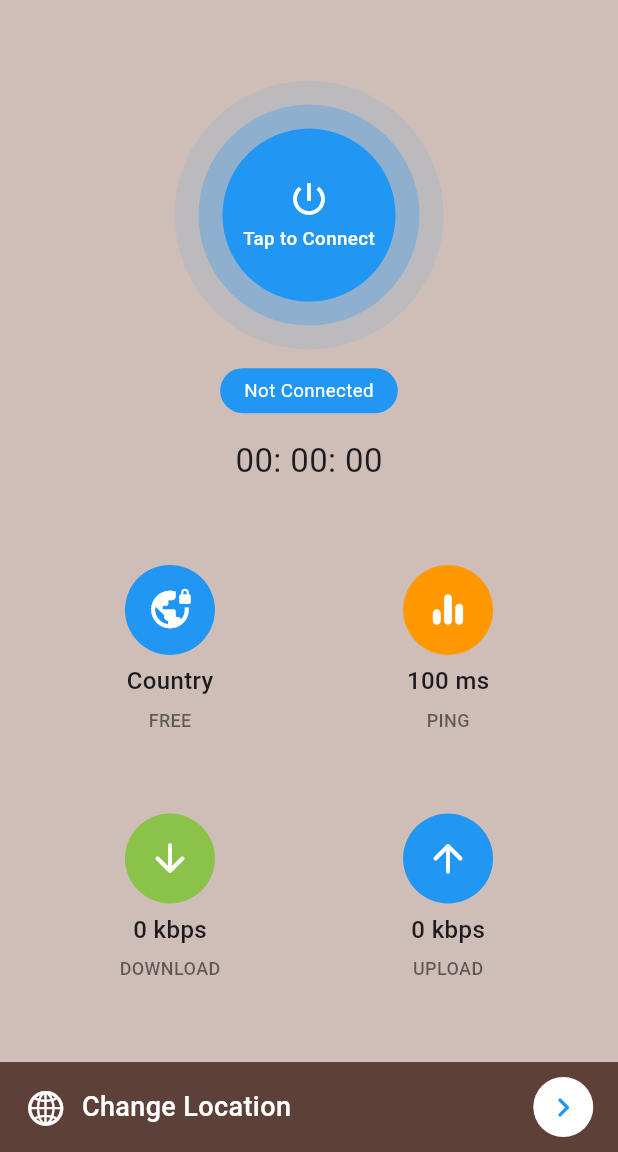
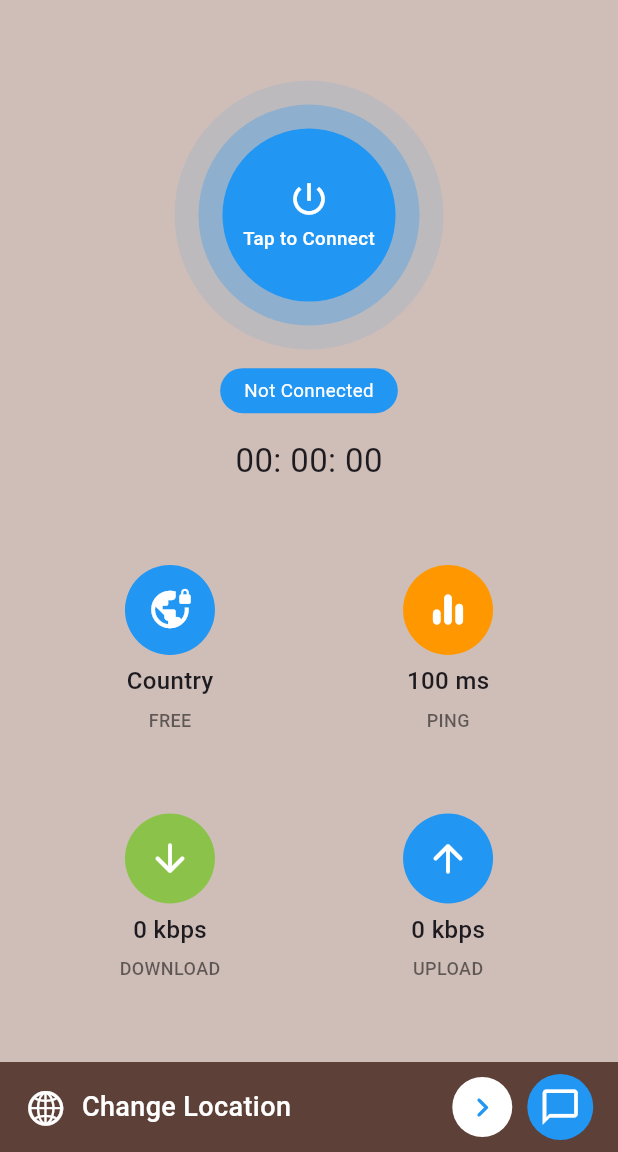
Before and after one commit to Saumya-Purohit/EeveVPN---Major-Project, a Flutter app: the screen it shows after launch, on a phone screen of 412 x 824 dp, the part 84-1236 px from its top. Run offline on Flutter 3.47's test engine with Material 3 defaults, Android fonts, the phone set to English and light mode, and no system bars; our stand-ins replace csv, firebase_core, firebase_remote_config, get, google_mobile_ads, hive_flutter and 1 more; missing offline and left inert: kommunicate_flutter; accounts and stored records are empty; network calls fail.

Commit message:
Final apk with chatbot assistance

```diff
--- a/lib/screens/home_screen.dart
+++ b/lib/screens/home_screen.dart
@@ -225,11 +225,31 @@ class HomeScreen extends StatelessWidget {
         ],
       );
 
-  //bottom nav to change location
+  Widget _chatButton({required VoidCallback onPressed}) {
+    return Positioned(
+      top: -20, // Adjust this value to add more or less space
+      right: 8, // Adjust the right position as needed
+      child: InkWell(
+        onTap: onPressed,
+        child: Container(
+          padding: EdgeInsets.all(8),
+          decoration: BoxDecoration(
+            shape: BoxShape.circle,
+            color: Colors.blue, // Adjust the color as needed
+          ),
+          child: Icon(Icons.chat_bubble_outline, color: Colors.white, size: 28),
+        ),
+      ),
+    );
+  }
+
   Widget _changeLocation(BuildContext context) => SafeArea(
         child: Semantics(
           button: true,
-        child: InkWell(
+          child: Stack(
+            alignment: Alignment.topRight,
+            children: [
+              InkWell(
                 onTap: () => Get.to(() => LocationScreen()),
                 child: Container(
                   color: Theme.of(context).bottomNav,
@@ -237,32 +257,88 @@ class HomeScreen extends StatelessWidget {
                   height: 60,
                   child: Row(
                     children: [
-                  //icon
+                      // icon
                       Icon(CupertinoIcons.globe, color: Colors.white, size: 28),
 
-                  //for adding some space
+                      // for adding some space
                       SizedBox(width: 10),
 
-                  //text
+                      // text
                       Text(
                         'Change Location',
                         style: TextStyle(
                           color: Colors.white,
                           fontSize: 18,
-                        fontWeight: FontWeight.w500),
+                          fontWeight: FontWeight.w500,
+                        ),
                       ),
 
-                  //for covering available spacing
+                      // for covering available spacing
                       Spacer(),
 
-                  //icon
+                      // icon
                       CircleAvatar(
                         backgroundColor: Colors.white,
                         child: Icon(Icons.keyboard_arrow_right_rounded,
                             color: Colors.blue, size: 26),
-                  )
+                      ),
+
+                      // for adding some space
+                      SizedBox(width: 10),
+
+                      // Add the chat button
+                      _chatButton(
+                        onPressed: () {
+                          launchChat(); // Call the function to launch the chat
+                        },
+                      ),
                     ],
-              )),
                   ),
-      ));
+                ),
+              ),
+            ],
+          ),
+        ),
+      );
+
+//   //bottom nav to change location
+  // Widget _changeLocation(BuildContext context) => SafeArea(
+  //         child: Semantics(
+  //       button: true,
+  //       child: InkWell(
+  //         onTap: () => Get.to(() => LocationScreen()),
+  //         child: Container(
+  //             color: Theme.of(context).bottomNav,
+  //             padding: EdgeInsets.symmetric(horizontal: mq.width * .04),
+  //             height: 60,
+  //             child: Row(
+  //               children: [
+  //                 //icon
+  //                 Icon(CupertinoIcons.globe, color: Colors.white, size: 28),
+
+  //                 //for adding some space
+  //                 SizedBox(width: 10),
+
+  //                 //text
+  //                 Text(
+  //                   'Change Location',
+  //                   style: TextStyle(
+  //                       color: Colors.white,
+  //                       fontSize: 18,
+  //                       fontWeight: FontWeight.w500),
+  //                 ),
+
+  //                 //for covering available spacing
+  //                 Spacer(),
+
+  //                 //icon
+  //                 CircleAvatar(
+  //                   backgroundColor: Colors.white,
+  //                   child: Icon(Icons.keyboard_arrow_right_rounded,
+  //                       color: Colors.blue, size: 26),
+  //                 )
+  //               ],
+  //             )),
+  //       ),
+  //     ));
 }
--- a/pubspec.yaml
+++ b/pubspec.yaml
@@ -42,6 +42,8 @@ dependencies:
 
   # For Remote Config
   firebase_remote_config: ^4.2.3
+  # other dependencies
+  kommunicate_flutter: ^1.8.0
 
 flutter_launcher_icons:
   android: "launcher_icon"
```
Also changed, not shown: lib/main.dart (+17 -1 lines), pubspec.lock, 1 other file. Lines whose indentation alone changed are shown as unchanged.
